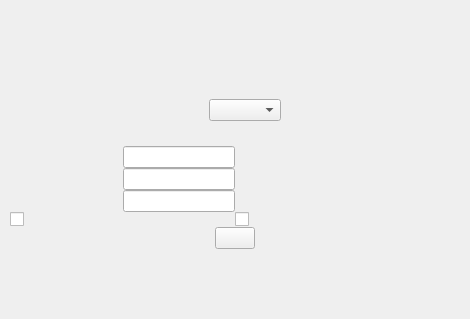
First picture: the form in ui/licovanidvou.ui, repository RaphCucul/Image-registration-GUI, before the edit.
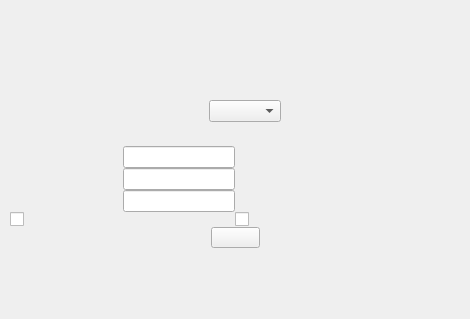
Second picture: the form after the edit.

What changed in the file:
```diff
--- a/ui/licovanidvou.ui
+++ b/ui/licovanidvou.ui
@@ -215,6 +215,18 @@
      </item>
      <item>
       <widget class="QPushButton" name="registrateTwo">
+       <property name="minimumSize">
+        <size>
+         <width>49</width>
+         <height>20</height>
+        </size>
+       </property>
+       <property name="maximumSize">
+        <size>
+         <width>51</width>
+         <height>21</height>
+        </size>
+       </property>
        <property name="styleSheet">
         <string notr="true">QPushButton:pressed {
     border-style: inset;
```
Left out of the diff: 3 changed lines with no effect on the pictures.
